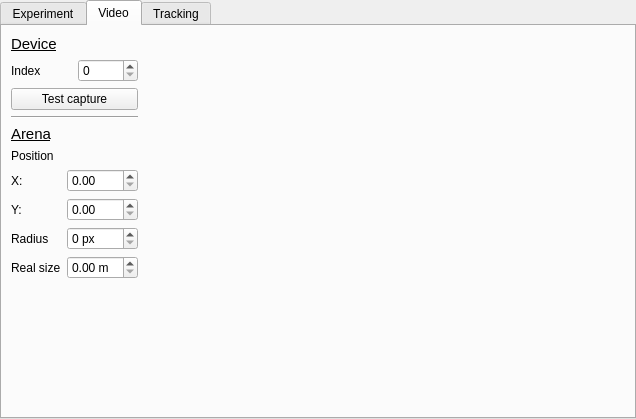
Qt form configwindow.ui (fgu-cas/kachna-tracker) before a commit.
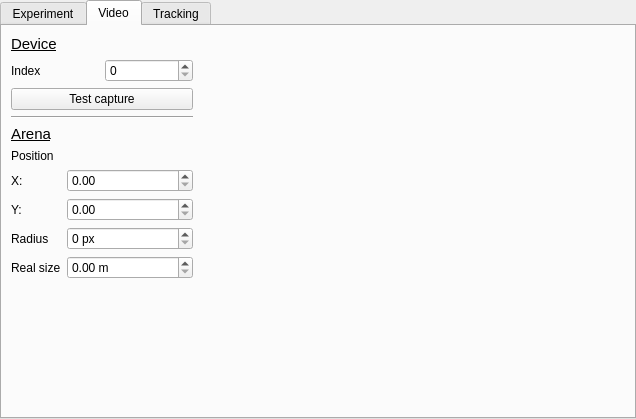
The same form after that commit. The open tabs and pages were chosen to show the change.

Commit message: remove spacers, utilize layout stretching

What changed in the file:
```diff
--- a/configwindow.ui
+++ b/configwindow.ui
@@ -376,7 +376,7 @@
    <attribute name="title">
     <string>Video</string>
    </attribute>
-   <layout class="QHBoxLayout" name="horizontalLayout_5">
+   <layout class="QHBoxLayout" name="horizontalLayout_5" stretch="3,7">
     <item>
      <layout class="QVBoxLayout" name="verticalLayout">
       <item>
@@ -509,19 +509,6 @@
       </item>
      </layout>
     </item>
-    <item>
-     <spacer name="horizontalSpacer_2">
-      <property name="orientation">
-       <enum>Qt::Horizontal</enum>
-      </property>
-      <property name="sizeHint" stdset="0">
-       <size>
-        <width>40</width>
-        <height>20</height>
-       </size>
-      </property>
-     </spacer>
-    </item>
     <item>
      <widget class="QLabel" name="videoLabel">
       <property name="text">
```
Left out of the diff: 31 changed lines with no effect on the pictures.
